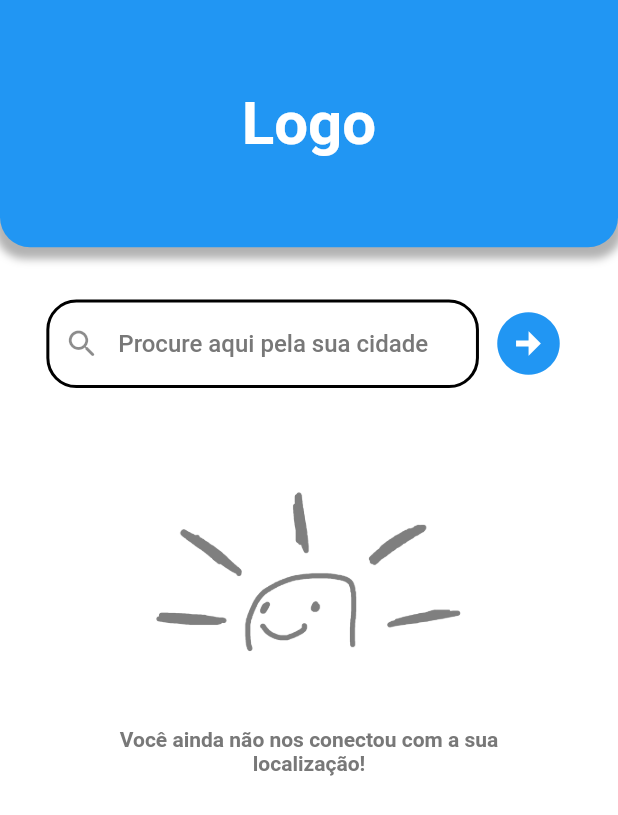
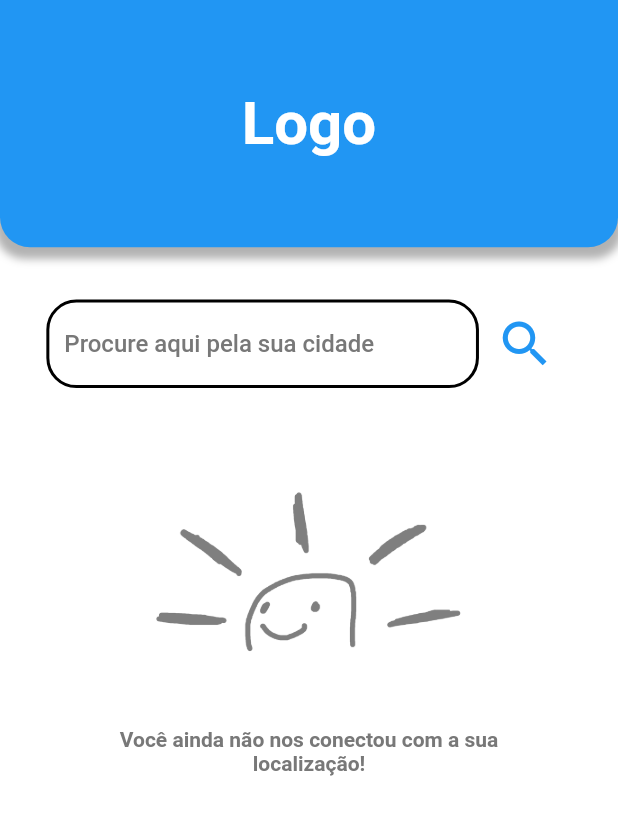
Before and after one commit to matheuslcunha/Desafio_Sprint_3, a Flutter app: the screen it shows after launch, on a phone screen of 412 x 824 dp. Shown: the top 815 px of the screen. Run offline on Flutter 3.47's test engine with Material 2 defaults, Android fonts, the phone set to English and light mode, and no system bars.

Commit message:
Organizando os arquivos no padrão MVC e refinando o código

```diff
--- a/lib/connection_controller.dart
+++ b/lib/controllers/connection_controller.dart
@@ -2,9 +2,11 @@ import 'package:http/http.dart' as http;
 import 'dart:convert';
 
 class FetchController {
+  // A key tem usos limitados, talvez precise criar uma rsrsrs
+  String key = "0864ac37";
   Future fetchWeather(String cityName) async {
     String url =
-        "https://api.hgbrasil.com/weather?key=78e1a56e&city_name=${cityName}";
+        "https://api.hgbrasil.com/weather?key=$key&city_name=${cityName}";
     var response = await http.get(Uri.parse(url));
     var json = jsonDecode(response.body);
     var weather = json['results'];
--- a/lib/main.dart
+++ b/lib/main.dart
@@ -1,5 +1,5 @@
 import 'package:flutter/material.dart';
-import 'package:desafio_sprint_3/search_screen.dart';
+import 'package:desafio_sprint_3/views/search_screen.dart';
 
 void main() {
   runApp(const MyApp());
@@ -11,6 +11,7 @@ class MyApp extends StatelessWidget {
   @override
   Widget build(BuildContext context) {
     return MaterialApp(
+      debugShowCheckedModeBanner: false,
       home: searchScreen(),
     );
   }
--- a/lib/weather_model.dart
+++ b/lib/models/weather_model.dart
@@ -1,4 +1,4 @@
-import 'package:desafio_sprint_3/forecast_model.dart';
+import 'package:desafio_sprint_3/models/forecast_model.dart';
 
 class Weather {
   String? date;
--- a/lib/search_screen.dart
+++ b/lib/views/search_screen.dart
@@ -1,5 +1,5 @@
 import 'package:flutter/material.dart';
-import 'package:desafio_sprint_3/home_screen.dart';
+import 'package:desafio_sprint_3/views/home_screen.dart';
 
 class searchScreen extends StatefulWidget {
   const searchScreen({super.key});
@@ -77,7 +77,7 @@ class _searchScreen extends State<searchScreen> {
                               child: TextField(
                                 controller: nameController,
                                 decoration: InputDecoration(
-                                  prefixIcon: Icon(Icons.search_rounded),
+                                  //prefixIcon: Icon(Icons.search_rounded),
                                   enabledBorder: OutlineInputBorder(
                                     borderRadius: BorderRadius.circular(20),
                                     borderSide: BorderSide(
@@ -117,8 +117,8 @@ class _searchScreen extends State<searchScreen> {
                                   ),
                                 );
                               },
-                              icon: Icon(Icons.arrow_circle_right_sharp),
-                              iconSize: 50,
+                              icon: Icon(Icons.search),
+                              iconSize: 40,
                               color: Colors.blue,
                             ),
                           )
--- a/lib/forecast_card.dart
+++ b/lib/widgets/forecast_card.dart
@@ -1,8 +1,8 @@
 import 'package:flutter/material.dart';
-import 'package:desafio_sprint_3/weather_model.dart';
-import 'package:desafio_sprint_3/forecast_model.dart';
+import 'package:desafio_sprint_3/models/weather_model.dart';
+import 'package:desafio_sprint_3/models/forecast_model.dart';
 //import 'package:desafio_sprint_3/connection.dart';
-import 'package:desafio_sprint_3/condition_controller.dart';
+import 'package:desafio_sprint_3/controllers/condition_controller.dart';
 
 class ForecastCard extends StatefulWidget {
   final int index;
```
Also changed, not shown: lib/views/home_screen.dart (renamed from lib/home_screen.dart, +17 -6 lines), lib/widgets/weather_card.dart (renamed from lib/weather_card.dart, +4 -4 lines), lib/controllers/condition_controller.dart (renamed from lib/condition_controller.dart), lib/models/forecast_model.dart (renamed from lib/forecast_model.dart).
